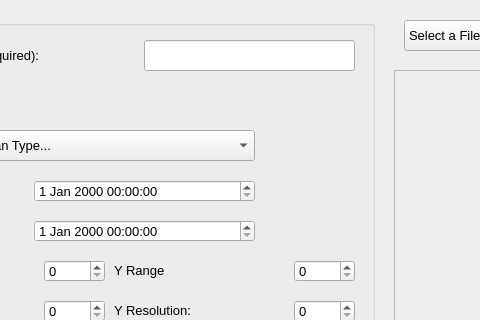
Qt form STXM_data_viewer.ui (amy-remeshylo/STXM_data_viewer) before a commit; both pictures show x 146 to 626 and y 0 to 320 of the 1225 by 807 pixel window.
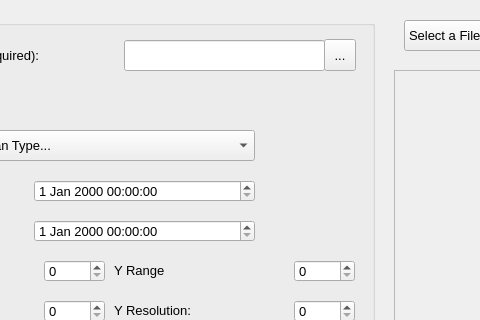
The same form after that commit. Icons and pictures are not drawn.

Commit message: added search for directory button and removed filters show/hide operations

The edit to the form file:
```diff
--- a/STXM_data_viewer.ui
+++ b/STXM_data_viewer.ui
@@ -322,9 +322,9 @@
     <widget class="QLineEdit" name="dirLE">
      <property name="geometry">
       <rect>
-       <x>270</x>
+       <x>250</x>
        <y>20</y>
-       <width>211</width>
+       <width>201</width>
        <height>31</height>
       </rect>
      </property>
@@ -368,6 +368,19 @@
       <string>Filter</string>
      </property>
     </widget>
+    <widget class="QToolButton" name="toolBTN">
+     <property name="geometry">
+      <rect>
+       <x>450</x>
+       <y>19</y>
+       <width>32</width>
+       <height>32</height>
+      </rect>
+     </property>
+     <property name="text">
+      <string>...</string>
+     </property>
+    </widget>
    </widget>
    <widget class="QFrame" name="frame">
     <property name="geometry">
```
The commit also changes 1 other file.
